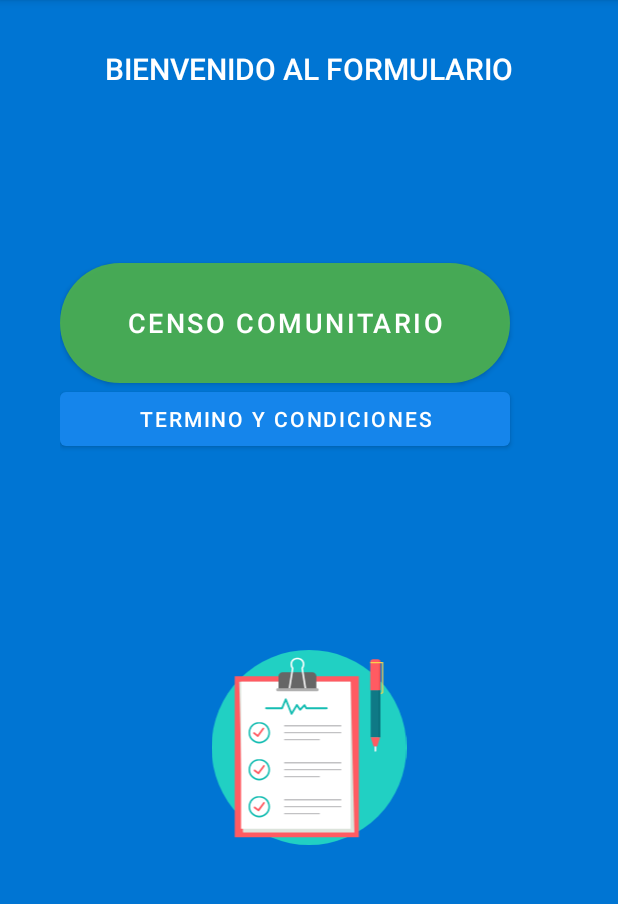
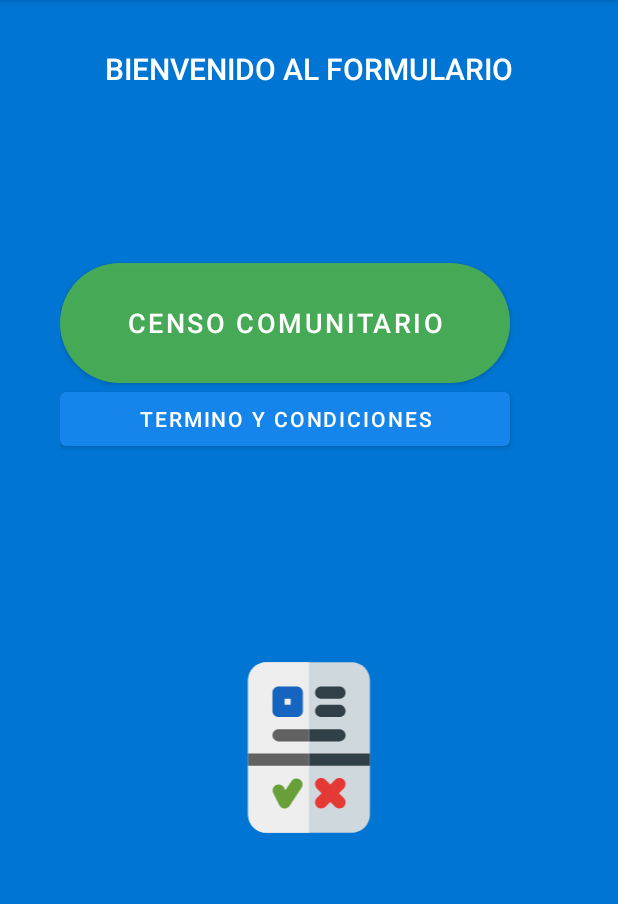
Before and after one commit to HectorTeca/BodyMetric360-main, an Android app: the screen it shows after launch (MainActivity), on a phone screen of 412 x 824 dp, the part 84-988 px from its top. Run offline under Robolectric (Android 15) with nearby library versions, the phone set to English and light mode, and no system bars.

Commit message:
Icono SVG

```diff
--- a/app/src/main/res/layout/activity_main.xml
+++ b/app/src/main/res/layout/activity_main.xml
@@ -71,7 +71,7 @@
         android:layout_width="match_parent"
         android:layout_height="130dp"
         android:layout_marginTop="130dp"
-        app:srcCompat="@drawable/medical" />
+        app:srcCompat="@drawable/quiz" />
 
 
 
```
